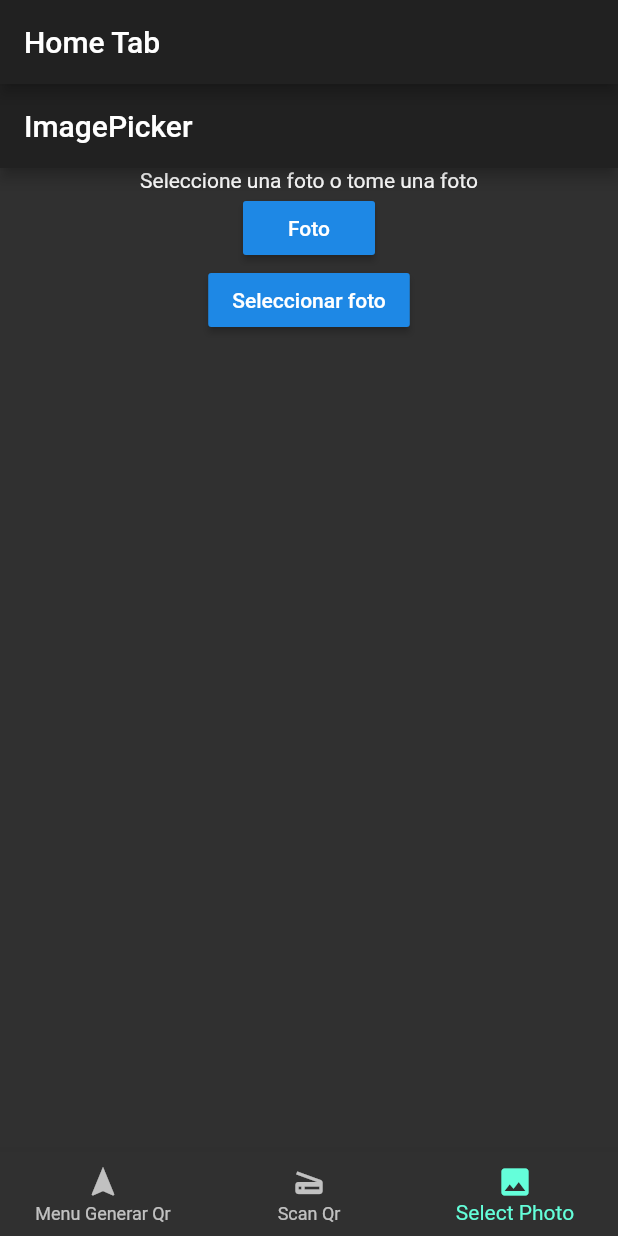
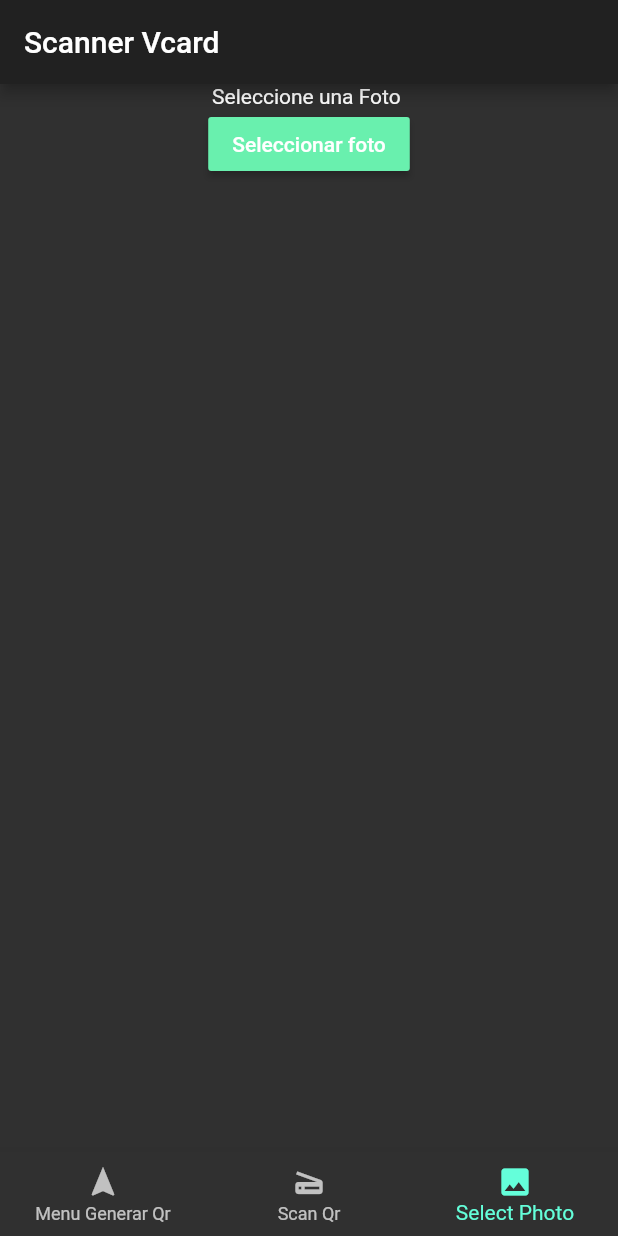
Before and after one commit to Ivan-Rodrigo/proyectoFlutter, a Flutter app: the screen it shows after launch, item 3 of the bottom bar chosen, after a tap on "Seleccionar foto", on a phone screen of 412 x 824 dp. Run offline on Flutter 3.47's test engine with Material 2 defaults, Android fonts, the phone set to English and light mode, and no system bars; our stand-ins replace image_picker, webview_flutter; missing offline and left inert: flutter_barcode_scanner.

Commit message:
Final Final

```diff
--- a/lib/pages/home_tab.dart
+++ b/lib/pages/home_tab.dart
@@ -11,7 +11,7 @@ class HomeTab extends StatelessWidget {
   Widget build(BuildContext context) {
     return Scaffold(
       appBar: AppBar(
-        title: Text('Home Tab'),
+        title: Text('Scanner Vcard'),
         actions: [],
       ),
       body: HomeTabContainer(),
--- a/lib/pages/pagesView/page2.dart
+++ b/lib/pages/pagesView/page2.dart
@@ -11,9 +11,8 @@ class Page2 extends StatelessWidget {
           margin: const EdgeInsets.fromLTRB(10, 10, 10, 10),
 
         ),
-        Center(),
-        FloatingActionButton(
-            child: Icon(Icons.camera),
+        Center( child :FloatingActionButton(
+            child: Icon(Icons.camera_alt),
             onPressed: () async {
               String barcodeScanRes = await FlutterBarcodeScanner.scanBarcode(
                 '#A03131',
@@ -22,7 +21,8 @@ class Page2 extends StatelessWidget {
                 ScanMode.QR,
               );
               abrirUrl(barcodeScanRes);
-            }),
+            }),),
+
       ],
     );
   }
--- a/lib/pages/pagesView/page3.dart
+++ b/lib/pages/pagesView/page3.dart
@@ -13,32 +13,32 @@ class _ImagePickerState extends State<ImagePickerWidget> {
 
   @override
   Widget build(BuildContext context) {
-    return Scaffold(
-        appBar: AppBar(
-          title: Text("ImagePicker"),
-        ),
-        body: SingleChildScrollView(
+    return Center(
+        // appBar: AppBar(
+        //   title: Text("ImagePicker"),
+        // ),
+        // body: SingleChildScrollView(
           child: Column(
             children: <Widget>[
               _ImageView(_imgPath),
-              RaisedButton(
-                onPressed: _takePhoto,
-                child: Text ("Foto"),
-              ),
-              RaisedButton(
+              // RaisedButton(
+              //   onPressed: _takePhoto,
+              //   child: Text ("Foto"),
+              // ),
+              RaisedButton(color:Colors.greenAccent,
                 onPressed: _openGallery,
                                  child: Text ("Seleccionar foto"),
               ),
             ],
           ),
-        ));
+        );
   }
 
     //  / * Control de imagen * /
   Widget _ImageView(imgPath) {
     if (imgPath == null) {
       return Center(
-                 child: Text ("Seleccione una foto o tome una foto"),
+                 child: Text ("Seleccione una Foto "),
       );
     } else {
       return Image.file(
```
Also changed, not shown: lib/pages/pagesView/page1.dart (+8 -9 lines).
